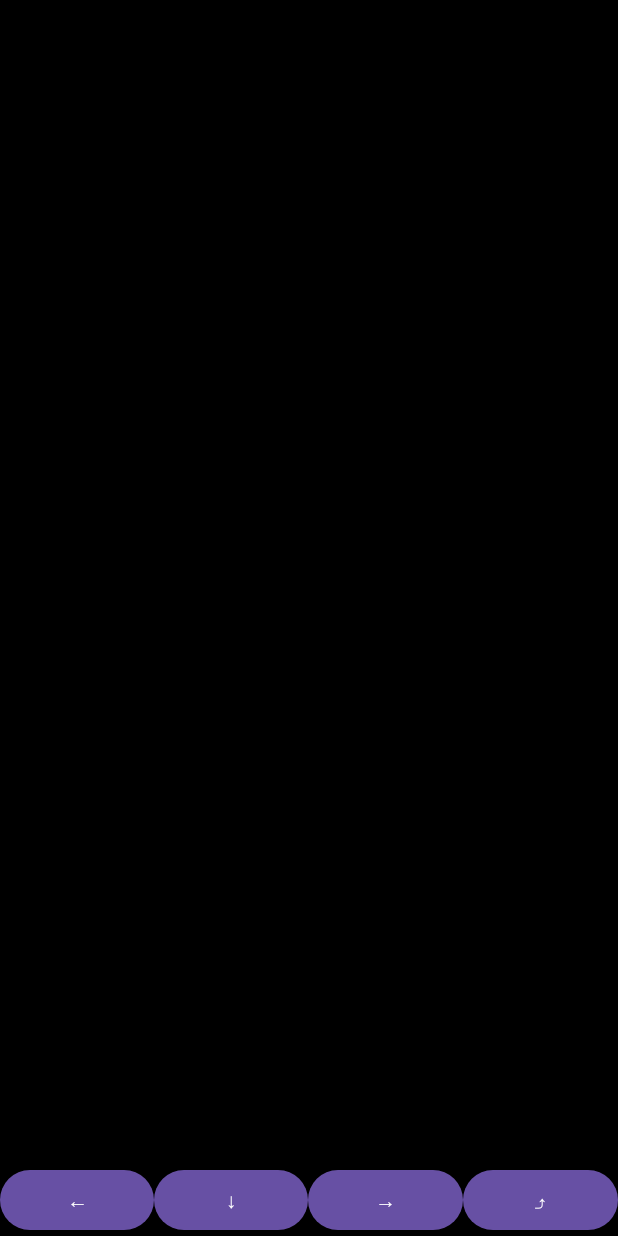
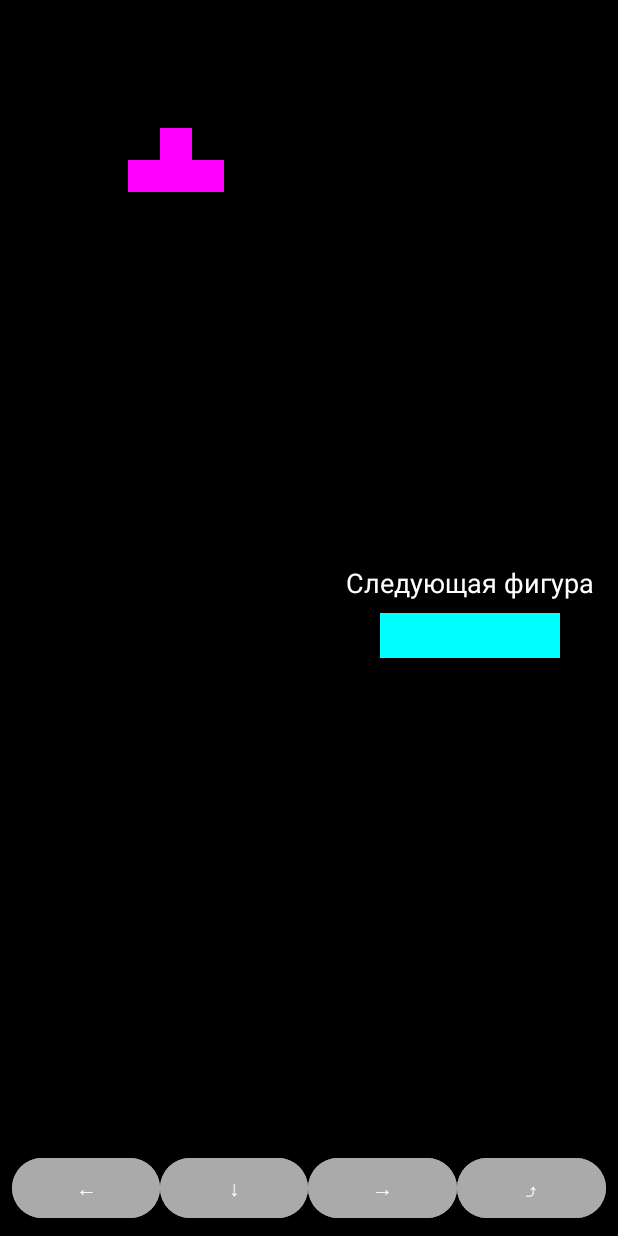
Before and after one commit to roki4/Kotlin-tetris, an Android app: the GameActivity screen opened directly, with no data from a screen before it, on a phone screen of 412 x 824 dp. Run offline under Robolectric (Android 15) with nearby library versions, the phone set to English and light mode, and no system bars.

Commit message:
add new fitches

```diff
--- a/app/src/main/AndroidManifest.xml
+++ b/app/src/main/AndroidManifest.xml
@@ -30,6 +30,8 @@
 
         <activity android:name=".GameActivity" />
 
+        <activity android:name=".ProfileActivity" />
+
     </application>
 
 </manifest>
--- a/app/src/main/java/com/example/kotlin_tetris/GameActivity.kt
+++ b/app/src/main/java/com/example/kotlin_tetris/GameActivity.kt
@@ -1,21 +1,116 @@
 package com.example.kotlin_tetris
 
 import android.os.Bundle
+import android.os.Handler
+import android.os.Looper
+import android.widget.Button
+import android.widget.TextView
+import android.widget.Toast
 import androidx.appcompat.app.AppCompatActivity
 
 class GameActivity : AppCompatActivity() {
     private lateinit var gameLogic: GameLogic
+    private var score: Int = 0
+    private var level: Int = 1
+    private var delay: Long = 500 // Начальная скорость падения (мс)
 
     override fun onCreate(savedInstanceState: Bundle?) {
         super.onCreate(savedInstanceState)
         setContentView(R.layout.activity_game)
 
         val gameView = findViewById<GameView>(R.id.gameView)
+        val tvScore = findViewById<TextView>(R.id.tvScore)
+        val tvLevel = findViewById<TextView>(R.id.tvLevel)
         gameLogic = GameLogic(20, 10)
         gameView.gameLogic = gameLogic
 
-        gameLogic.spawnTetromino(
-            Tetromino(TetrominoType.I, arrayOf(intArrayOf(1, 1, 1, 1)))
-        )
+        // Первая фигура
+        gameLogic.spawnTetromino(gameLogic.generateRandomTetromino())
+        updateNextShapeView()
+
+        // Кнопки управления
+        val btnLeft = findViewById<Button>(R.id.btnLeft)
+        val btnRight = findViewById<Button>(R.id.btnRight)
+        val btnDown = findViewById<Button>(R.id.btnDown)
+        val btnRotate = findViewById<Button>(R.id.btnRotate)
+
+        btnLeft.setOnClickListener {
+            gameLogic.moveTetromino(-1, 0)
+            updateView()
+        }
+        btnRight.setOnClickListener {
+            gameLogic.moveTetromino(1, 0)
+            updateView()
+        }
+        btnDown.setOnClickListener {
+            gameLogic.moveTetromino(0, 1)
+            updateView()
+        }
+        btnRotate.setOnClickListener {
+            gameLogic.rotateTetromino()
+            updateView()
+        }
+
+        startGameLoop(tvScore, tvLevel)
+    }
+
+    private fun updateView() {
+        findViewById<GameView>(R.id.gameView).invalidate()
+    }
+
+    private fun updateNextShapeView() {
+        val nextShapeView = findViewById<GameView>(R.id.nextShapeView)
+        val nextShapeLogic = GameLogic(4, 4)
+        val nextTetrominoShape = gameLogic.nextTetromino?.shape ?: arrayOf()
+
+        for (i in nextTetrominoShape.indices) {
+            for (j in nextTetrominoShape[i].indices) {
+                nextShapeLogic.field[i][j] = if (nextTetrominoShape[i][j] == 1) {
+                    gameLogic.nextTetromino?.type?.color ?: 0
+                } else {
+                    0
+                }
+            }
+        }
+
+        nextShapeView.gameLogic = nextShapeLogic
+        nextShapeView.invalidate()
+    }
+
+    private fun startGameLoop(tvScore: TextView, tvLevel: TextView) {
+        val handler = Handler(Looper.getMainLooper())
+        handler.post(object : Runnable {
+            override fun run() {
+                try {
+                    if (gameLogic.moveTetromino(0, 1)) {
+                        updateView()
+                    } else {
+                        val linesCleared = gameLogic.clearLines()
+                        if (linesCleared > 0) {
+                            score += linesCleared * 100
+                            if (score >= level * 500) {
+                                level++
+                                delay = maxOf(100, delay - 50) // Ускорение
+                            }
+                        }
+                        tvScore.text = "Очки: $score"
+                        tvLevel.text = "Уровень: $level"
+
+                        gameLogic.spawnTetromino()
+                        updateNextShapeView()
+                    }
+                    handler.postDelayed(this, delay)
+                } catch (e: IllegalStateException) {
+                    showGameOver()
+                }
+            }
+        })
+    }
+
+    private fun showGameOver() {
+        runOnUiThread {
+            Toast.makeText(this, "Игра окончена! Ваш счет: $score", Toast.LENGTH_LONG).show()
+            finish()
+        }
     }
 }
--- a/app/src/main/java/com/example/kotlin_tetris/GameLogic.kt
+++ b/app/src/main/java/com/example/kotlin_tetris/GameLogic.kt
@@ -5,38 +5,120 @@ class GameLogic(val rows: Int, val cols: Int) {
     var currentTetromino: Tetromino? = null
     var nextTetromino: Tetromino? = null
 
-    fun spawnTetromino(tetromino: Tetromino) {
-        currentTetromino = tetromino
-        tetromino.x = cols / 2 - tetromino.shape.size / 2
-        tetromino.y = 0
-        if (!canPlaceTetromino(tetromino, tetromino.x, tetromino.y)) {
+    fun spawnTetromino(tetromino: Tetromino? = null) {
+        currentTetromino = tetromino ?: nextTetromino ?: generateRandomTetromino()
+        nextTetromino = generateRandomTetromino() // Генерируем новую следующую фигуру
+
+        currentTetromino?.let {
+            it.x = cols / 2 - it.shape[0].size / 2
+            it.y = 0
+        }
+
+        if (!canPlaceTetromino(currentTetromino!!, currentTetromino!!.x, currentTetromino!!.y)) {
             throw IllegalStateException("Game Over")
         }
     }
 
     fun moveTetromino(dx: Int, dy: Int): Boolean {
+        clearCurrentTetromino() // Удалить текущую фигуру с поля
         val tetromino = currentTetromino ?: return false
         val newX = tetromino.x + dx
         val newY = tetromino.y + dy
+
         if (canPlaceTetromino(tetromino, newX, newY)) {
             tetromino.x = newX
             tetromino.y = newY
+            drawCurrentTetromino() // Отрисовать фигуру на новом месте
             return true
         } else if (dy > 0) {
             placeTetromino(tetromino)
             return false
         }
+
         return false
     }
 
+
+    fun clearCurrentTetromino() {
+        currentTetromino?.let { tetromino ->
+            for (i in tetromino.shape.indices) {
+                for (j in tetromino.shape[i].indices) {
+                    if (tetromino.shape[i][j] == 1) {
+                        val x = tetromino.x + j
+                        val y = tetromino.y + i
+                        if (x in 0 until cols && y in 0 until rows) {
+                            field[y][x] = 0 // Убираем временную фигуру
+                        }
+                    }
+                }
+            }
+        }
+    }
+    fun getNextTetrominoShape(): Array<IntArray> {
+        return nextTetromino?.shape ?: arrayOf()
+    }
+
+
+    fun drawCurrentTetromino() {
+        currentTetromino?.let { tetromino ->
+            for (i in tetromino.shape.indices) {
+                for (j in tetromino.shape[i].indices) {
+                    if (tetromino.shape[i][j] == 1) {
+                        val x = tetromino.x + j
+                        val y = tetromino.y + i
+                        if (x in 0 until cols && y in 0 until rows) {
+                            field[y][x] = tetromino.type.color // Используем цвет фигуры
+                        }
+                    }
+                }
+            }
+        }
+    }
+
+
     fun rotateTetromino() {
         val tetromino = currentTetromino ?: return
+
+        // Очистите текущее состояние фигуры
+        clearCurrentTetromino()
+
+        // Сохраняем исходное состояние для возможного отката
+        val originalShape = tetromino.shape.map { it.copyOf() }.toTypedArray()
+        val originalX = tetromino.x
+        val originalY = tetromino.y
+
+        // Поворачиваем фигуру
         tetromino.rotate()
+
+        // Проверяем, можно ли разместить повернутую фигуру
         if (!canPlaceTetromino(tetromino, tetromino.x, tetromino.y)) {
-            tetromino.rotate() // Отменить ротацию, если нельзя разместить
-            tetromino.rotate()
-            tetromino.rotate()
+            // Откатываем, если фигура не помещается
+            tetromino.shape = originalShape
+            tetromino.x = originalX
+            tetromino.y = originalY
         }
+
+        // Отрисовываем фигуру снова
+        drawCurrentTetromino()
+    }
+
+
+
+
+
+    fun generateRandomTetromino(): Tetromino {
+        val types = TetrominoType.values()
+        val randomType = types.random()
+        val shapes = when (randomType) {
+            TetrominoType.I -> arrayOf(intArrayOf(1, 1, 1, 1))
+            TetrominoType.J -> arrayOf(intArrayOf(1, 0, 0), intArrayOf(1, 1, 1))
+            TetrominoType.L -> arrayOf(intArrayOf(0, 0, 1), intArrayOf(1, 1, 1))
+            TetrominoType.O -> arrayOf(intArrayOf(1, 1), intArrayOf(1, 1))
+            TetrominoType.S -> arrayOf(intArrayOf(0, 1, 1), intArrayOf(1, 1, 0))
+            TetrominoType.T -> arrayOf(intArrayOf(0, 1, 0), intArrayOf(1, 1, 1))
+            TetrominoType.Z -> arrayOf(intArrayOf(1, 1, 0), intArrayOf(0, 1, 1))
+        }
+        return Tetromino(randomType, shapes)
     }
 
     private fun canPlaceTetromino(tetromino: Tetromino, x: Int, y: Int): Boolean {
@@ -45,6 +127,7 @@ class GameLogic(val rows: Int, val cols: Int) {
                 if (tetromino.shape[i][j] == 1) {
                     val newX = x + j
                     val newY = y + i
+                    // Проверяем границы игрового поля
                     if (newX !in 0 until cols || newY !in 0 until rows || field[newY][newX] != 0) {
                         return false
                     }
@@ -53,6 +136,8 @@ class GameLogic(val rows: Int, val cols: Int) {
         }
         return true
     }
+
+
 
     private fun placeTetromino(tetromino: Tetromino) {
         for (i in tetromino.shape.indices) {
@@ -66,18 +151,24 @@ class GameLogic(val rows: Int, val cols: Int) {
                 }
             }
         }
-        clearLines()
+        clearLines() // Убедитесь, что метод вызывается здесь
         currentTetromino = null
     }
 
-    private fun clearLines() {
+
+    fun clearLines(): Int {
+        var linesCleared = 0
         for (y in field.indices) {
             if (field[y].all { it != 0 }) {
+                linesCleared++
                 for (r in y downTo 1) {
                     field[r] = field[r - 1]
                 }
                 field[0] = IntArray(cols) { 0 }
             }
         }
+        return linesCleared
     }
+
+
 }
--- a/app/src/main/java/com/example/kotlin_tetris/MainActivity.kt
+++ b/app/src/main/java/com/example/kotlin_tetris/MainActivity.kt
@@ -15,8 +15,10 @@ class MainActivity : AppCompatActivity() {
         val btnLogout = findViewById<Button>(R.id.btnLogout)
 
         btnStartGame.setOnClickListener {
-            // Переход на экран игры
             startActivity(Intent(this, GameActivity::class.java))
+        }
+        findViewById<Button>(R.id.btnProfile).setOnClickListener {
+            startActivity(Intent(this, ProfileActivity::class.java))
         }
 
         btnLogout.setOnClickListener {
--- a/app/src/main/res/layout/activity_game.xml
+++ b/app/src/main/res/layout/activity_game.xml
@@ -1,14 +1,64 @@
 <FrameLayout xmlns:android="http://schemas.android.com/apk/res/android"
     android:layout_width="match_parent"
-    android:layout_height="match_parent">
+    android:layout_height="match_parent"
+    android:background="@android:color/black">
 
     <!-- Игровая область -->
-    <com.example.kotlin_tetris.GameView
-        android:id="@+id/gameView"
+    <LinearLayout
         android:layout_width="match_parent"
         android:layout_height="match_parent"
-        android:layout_gravity="center"
-        android:background="@android:color/black" />
+        android:orientation="horizontal">
+
+        <com.example.kotlin_tetris.GameView
+            android:id="@+id/gameView"
+            android:layout_width="0dp"
+            android:layout_height="match_parent"
+            android:layout_weight="3"
+            android:background="@android:color/black" />
+
+        <LinearLayout
+            android:layout_width="wrap_content"
+            android:layout_height="match_parent"
+            android:orientation="vertical"
+            android:gravity="center"
+            android:padding="16dp">
+
+            <!-- Уровень -->
+            <TextView
+                android:id="@+id/tvLevel"
+                android:layout_width="wrap_content"
+                android:layout_height="wrap_content"
+                android:layout_gravity="center"
+                android:layout_marginBottom="16dp"
+                android:textColor="@android:color/white"
+                android:textSize="18sp" />
+
+            <!-- Счет -->
+            <TextView
+                android:id="@+id/tvScore"
+                android:layout_width="wrap_content"
+                android:layout_height="wrap_content"
+                android:layout_gravity="center"
+                android:textColor="@android:color/white"
+                android:textSize="18sp" />
+
+            <!-- Следующая фигура -->
+            <TextView
+                android:layout_width="wrap_content"
+                android:layout_height="wrap_content"
+                android:layout_marginTop="16dp"
+                android:text="Следующая фигура"
+                android:textColor="@android:color/white"
+                android:textSize="18sp" />
+
+            <com.example.kotlin_tetris.GameView
+                android:id="@+id/nextShapeView"
+                android:layout_width="120dp"
+                android:layout_height="120dp"
+                android:layout_marginTop="8dp"
+                android:background="@android:color/black" />
+        </LinearLayout>
+    </LinearLayout>
 
     <!-- Панель управления -->
     <LinearLayout
@@ -18,13 +68,14 @@
         android:orientation="horizontal"
         android:gravity="center"
         android:layout_gravity="bottom"
-        android:background="@android:color/black">
+        android:padding="8dp">
 
         <Button
             android:id="@+id/btnLeft"
             android:layout_width="0dp"
             android:layout_height="wrap_content"
             android:layout_weight="1"
+            android:backgroundTint="@android:color/darker_gray"
             android:text="←" />
 
         <Button
@@ -32,6 +83,7 @@
             android:layout_width="0dp"
             android:layout_height="wrap_content"
             android:layout_weight="1"
+            android:backgroundTint="@android:color/darker_gray"
             android:text="↓" />
 
         <Button
@@ -39,6 +91,7 @@
             android:layout_width="0dp"
             android:layout_height="wrap_content"
             android:layout_weight="1"
+            android:backgroundTint="@android:color/darker_gray"
             android:text="→" />
 
         <Button
@@ -46,6 +99,8 @@
             android:layout_width="0dp"
             android:layout_height="wrap_content"
             android:layout_weight="1"
+            android:backgroundTint="@android:color/darker_gray"
             android:text="⤴" />
+
     </LinearLayout>
 </FrameLayout>
--- a/app/src/main/res/layout/activity_main.xml
+++ b/app/src/main/res/layout/activity_main.xml
@@ -12,6 +12,12 @@
         android:text="Играть в Тетрис" />
 
     <Button
+        android:id="@+id/btnProfile"
+        android:layout_width="match_parent"
+        android:layout_height="wrap_content"
+        android:text="Личный кабинет" />
+
+    <Button
         android:id="@+id/btnLogout"
         android:layout_width="match_parent"
         android:layout_height="wrap_content"
```
Also changed, not shown: app/src/main/java/com/example/kotlin_tetris/DatabaseHelper.kt (+46 -1 lines), app/src/main/java/com/example/kotlin_tetris/GameAdapter.kt (deleted, +0 -48 lines), app/src/main/java/com/example/kotlin_tetris/NextShapeAdapter.kt (deleted, +0 -38 lines), app/src/main/java/com/example/kotlin_tetris/ProfileActivity.kt (added, +32 -0 lines), app/src/main/java/com/example/kotlin_tetris/Tetromino.kt (renamed from app/src/main/java/com/example/kotlin_tetris/Tetrino.kt, +12 -5 lines), app/src/main/res/layout/activity_profile.xml (added, +18 -0 lines).
